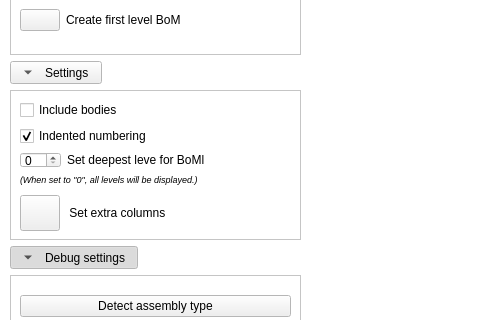
First picture: the form in Resources/UI/BoM_Panel.ui, repository APEbbers/BillOfMaterials-WB, before the edit; both pictures show x 0 to 480 and y 155 to 475 of the 691 by 829 pixel window.
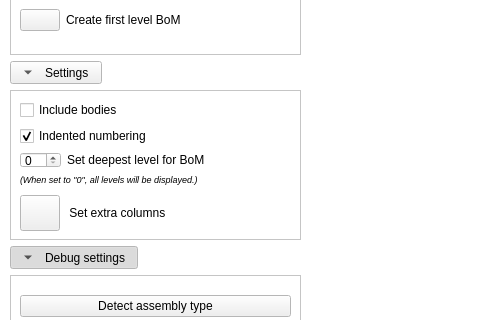
Second picture: the form after the edit. Icons and pictures are not drawn.

Commit message: Update BoM panel

What changed in the file:
```diff
--- a/Resources/UI/BoM_Panel.ui
+++ b/Resources/UI/BoM_Panel.ui
@@ -410,7 +410,7 @@
           <item row="0" column="1" colspan="2">
            <widget class="QLabel" name="label_12">
             <property name="text">
-             <string>Set deepest leve for BoMl</string>
+             <string>&lt;html&gt;&lt;head/&gt;&lt;body&gt;&lt;p&gt;Set deepest level for BoM&lt;/p&gt;&lt;/body&gt;&lt;/html&gt;</string>
             </property>
            </widget>
           </item>
```
The commit also changes 2 other files.
